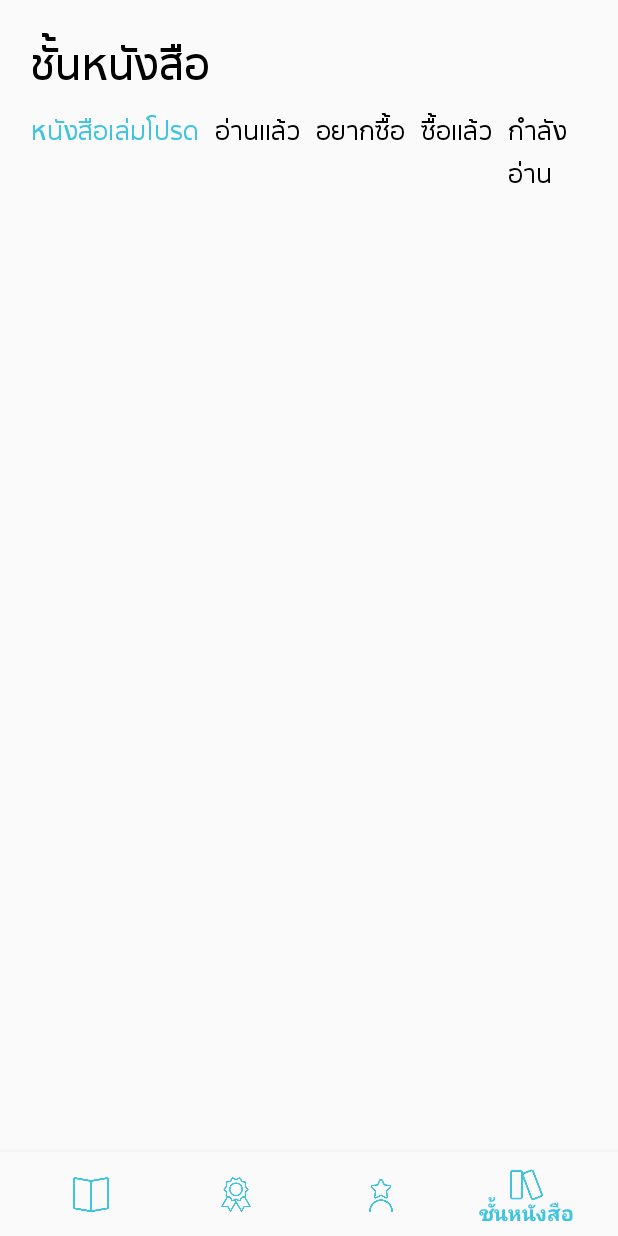
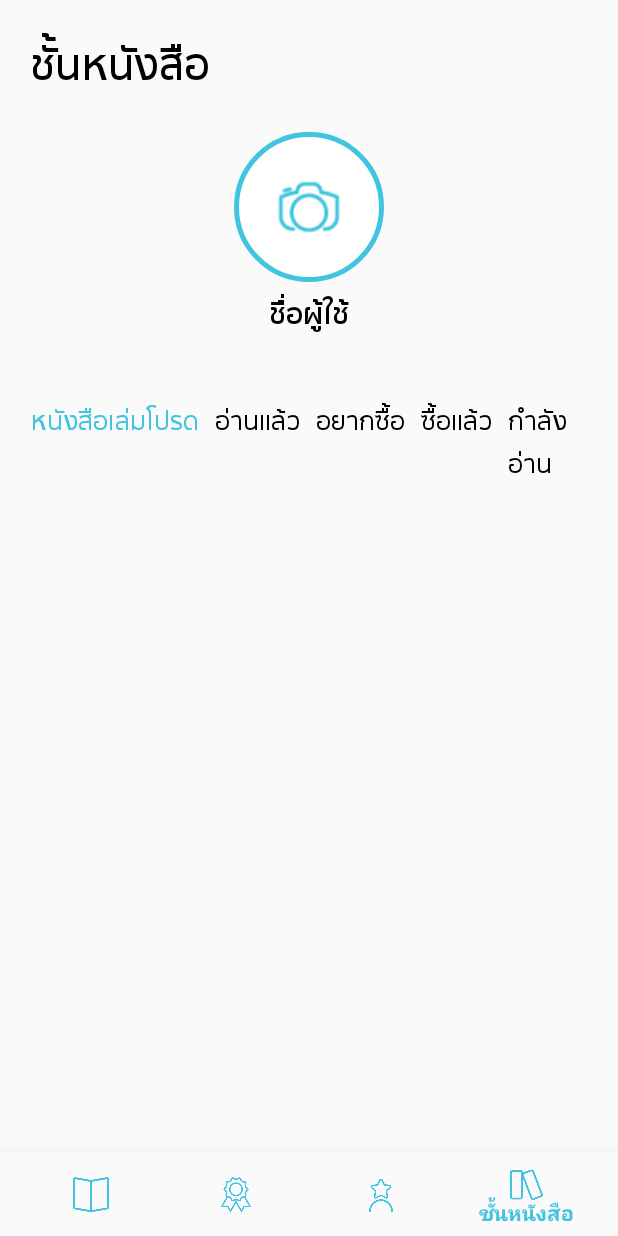
Before and after one commit to PajareeR/BooklinkApp, an Android app: the BookselfActivity screen opened directly, with no data from a screen before it, on a phone screen of 412 x 824 dp. Run offline under Robolectric (Android 15) with nearby library versions, the phone set to English and light mode, and no system bars; our stand-ins replace Picasso, Volley; network calls fail; pictures from the network do not load.

Commit message:
layout image profile

```diff
--- a/app/src/main/AndroidManifest.xml
+++ b/app/src/main/AndroidManifest.xml
@@ -52,7 +52,9 @@
         <activity
             android:name=".CelebActivity"
             android:screenOrientation="portrait" />
-        <activity android:name=".BookCelebActivity" android:screenOrientation="portrait"></activity>
+        <activity
+            android:name=".BookCelebActivity"
+            android:screenOrientation="portrait" />
     </application>
 
 </manifest>
--- a/app/src/main/java/th/ac/su/booklink/booklink/BookCelebActivity.java
+++ b/app/src/main/java/th/ac/su/booklink/booklink/BookCelebActivity.java
@@ -187,7 +187,8 @@ public class BookCelebActivity extends AppCompatActivity {
         textViewAuthor.setTextSize((float) (widthDevice * 0.03));
 
         textViewAuthor.setTypeface(type);
-        textViewAuthor.setText(obj.getString("authorname"));
+
+        textViewAuthor.setText("นักเขียน : "+obj.getString("authorname"));
 
 
         celebBookBoxLayout.addView(cardView);
--- a/app/src/main/java/th/ac/su/booklink/booklink/BookDetailActivity.java
+++ b/app/src/main/java/th/ac/su/booklink/booklink/BookDetailActivity.java
@@ -180,19 +180,29 @@ public class BookDetailActivity extends AppCompatActivity {
                 break;
             case R.id.btnFav:
                 setStatusData("fav");
+                Toast.makeText(getApplicationContext(),"บันทึกลงรายการหนังสือเล่มโปรด",Toast.LENGTH_SHORT).show();
+
                 break;
             case R.id.btnRead:
+
                 setStatusData("read");
+                Toast.makeText(getApplicationContext(),"บันทึกลงรายการหนังสืออ่านแล้ว",Toast.LENGTH_SHORT).show();
 
                 break;
             case R.id.btnWant:
                 setStatusData("want");
+                Toast.makeText(getApplicationContext(),"บันทึกลงรายการหนังสืออยากซื้อ",Toast.LENGTH_SHORT).show();
+
                 break;
             case R.id.btnBought:
                 setStatusData("bought");
+                Toast.makeText(getApplicationContext(),"บันทึกลงรายการหนังสือซื้อแล้ว",Toast.LENGTH_SHORT).show();
+
                 break;
             case R.id.btnReading:
                 setStatusData("reading");
+                Toast.makeText(getApplicationContext(),"บันทึกลงรายการหนังสือกำลังอ่าน",Toast.LENGTH_SHORT).show();
+
                 break;
         }
 
@@ -246,7 +256,6 @@ public class BookDetailActivity extends AppCompatActivity {
                                     break;
                                 case "false":
                                     btnFav.setImageResource(R.drawable.tfav);
-                                    Toast.makeText(getApplicationContext(),"บันทึกลงรายการหนังสือเล่มโปรด",Toast.LENGTH_SHORT).show();
                                     break;
                             }
                             switch (obj.getString("read")) {
@@ -255,7 +264,6 @@ public class BookDetailActivity extends AppCompatActivity {
                                     break;
                                 case "false":
                                     btnRead.setImageResource(R.drawable.tread);
-                                    Toast.makeText(getApplicationContext(),"บันทึกลงรายการหนังสืออ่านแล้ว",Toast.LENGTH_SHORT).show();
                                     break;
                             }
                             switch (obj.getString("want")) {
@@ -264,7 +272,6 @@ public class BookDetailActivity extends AppCompatActivity {
                                     break;
                                 case "false":
                                     btnWant.setImageResource(R.drawable.twant);
-                                    Toast.makeText(getApplicationContext(),"บันทึกลงรายการหนังสืออยากซื้อ",Toast.LENGTH_SHORT).show();
                                     break;
                             }
                             switch (obj.getString("bought")) {
@@ -273,7 +280,6 @@ public class BookDetailActivity extends AppCompatActivity {
                                     break;
                                 case "false":
                                     btnBought.setImageResource(R.drawable.tbought);
-                                    Toast.makeText(getApplicationContext(),"บันทึกลงรายการหนังสือซื้อแล้ว",Toast.LENGTH_SHORT).show();
                                     break;
                             }
                             switch (obj.getString("reading")) {
@@ -282,7 +288,6 @@ public class BookDetailActivity extends AppCompatActivity {
                                     break;
                                 case "false":
                                     btnReading.setImageResource(R.drawable.treading);
-                                    Toast.makeText(getApplicationContext(),"บันทึกลงรายการหนังสือกำลังอ่าน",Toast.LENGTH_SHORT).show();
                                     break;
                             }
 
--- a/app/src/main/java/th/ac/su/booklink/booklink/BookselfActivity.java
+++ b/app/src/main/java/th/ac/su/booklink/booklink/BookselfActivity.java
@@ -8,6 +8,7 @@ import android.support.v7.app.AppCompatActivity;
 import android.os.Bundle;
 import android.view.MenuItem;
 import android.view.View;
+import android.widget.ImageButton;
 import android.widget.ImageView;
 import android.widget.LinearLayout;
 import android.widget.RelativeLayout;
@@ -36,6 +37,7 @@ public class BookselfActivity extends AppCompatActivity {
     TextView textFav, textRead, textWant, textBought, textReading;
     RelativeLayout imageBox;
     String nowStatus;
+    ImageButton imageProfile;
 
 
     @Override
@@ -44,6 +46,7 @@ public class BookselfActivity extends AppCompatActivity {
         getSupportActionBar().hide();//barTop
 
         setContentView(R.layout.activity_bookself);
+        imageProfile = (ImageButton) findViewById(R.id.imageProfile);
 
         imageBox = (RelativeLayout) findViewById(R.id.imageBox);
 
--- a/app/src/main/res/layout/activity_book_celeb.xml
+++ b/app/src/main/res/layout/activity_book_celeb.xml
@@ -5,6 +5,7 @@
     xmlns:tools="http://schemas.android.com/tools"
     android:layout_width="match_parent"
     android:orientation="vertical"
+    android:background="@drawable/bgceleb"
     android:layout_height="match_parent"
     tools:context=".BookCelebActivity">
     <TextView
--- a/app/src/main/res/layout/activity_bookself.xml
+++ b/app/src/main/res/layout/activity_bookself.xml
@@ -5,6 +5,7 @@
     android:layout_width="match_parent"
     android:layout_height="match_parent"
     tools:context=".MainActivity">
+
 
     <ScrollView
         android:layout_width="match_parent"
@@ -24,10 +25,34 @@
                 android:textSize="30dp"
                 android:textColor="#000"
                 android:text="ชั้นหนังสือ"/>
+
+            <ImageButton
+                android:id="@+id/imageProfile"
+                android:layout_width="100dp"
+                android:layout_height="100dp"
+                android:padding="20dp"
+                android:scaleType="fitXY"
+                android:layout_marginTop="20dp"
+                android:layout_gravity="center"
+                android:src="@drawable/camera"
+                android:background="@drawable/stock_borderblue"/>
+            <TextView
+                android:id="@+id/textName"
+                android:fontFamily="@font/sukhumvitsetsemibold"
+                android:layout_marginLeft="20dp"
+                android:layout_width="wrap_content"
+                android:layout_height="wrap_content"
+                android:layout_margin="5dp"
+                android:textSize="20sp"
+                android:layout_gravity="center"
+                android:text="ชื่อผู้ใช้"
+                android:textColor="#000"
+                tools:ignore="OnClick" />
             <LinearLayout
 
                 android:layout_width="match_parent"
-                android:layout_height="wrap_content">
+                android:layout_height="wrap_content"
+                android:layout_marginTop="30dp">
                 <TextView
                     android:id="@+id/textFav"
                     android:fontFamily="@font/sukhumvitsetsemibold"
@@ -36,7 +61,6 @@
                     android:layout_height="wrap_content"
                     android:layout_margin="5dp"
                     android:textSize="18sp"
-
                     android:onClick="OnclickMybookself"
                     android:paddingLeft="15dp"
                     android:text="หนังสือเล่มโปรด"
@@ -44,7 +68,6 @@
                 <TextView
                     android:id="@+id/textRead"
                     android:fontFamily="@font/sukhumvitsetsemibold"
-
                     android:layout_width="wrap_content"
                     android:layout_height="wrap_content"
                     android:layout_margin="5dp"
```
Also changed, not shown: app/src/main/res/drawable/bgceleb.jpg (added), app/src/main/res/drawable/camera.png (added).
